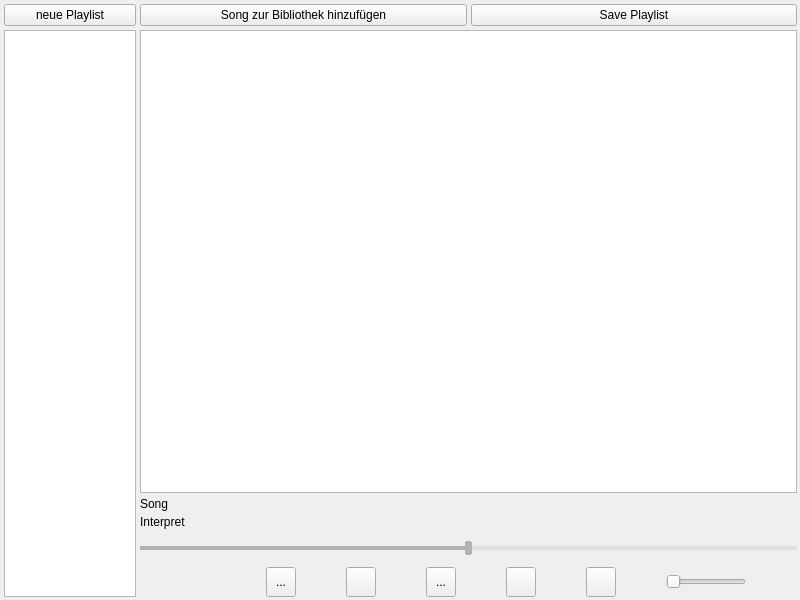
This is mainwindow.ui in mishale/MP3Player-Qt as Qt 5 draws it before an edit. The edited form follows.
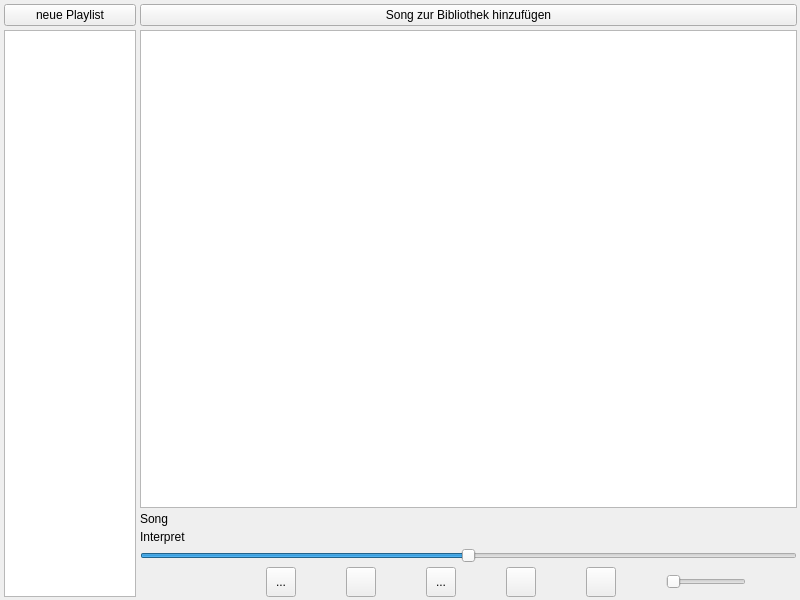
This is the edited form. Icons and pictures are not drawn.

Patch:
```diff
--- a/mainwindow.ui
+++ b/mainwindow.ui
@@ -73,7 +73,10 @@
           <number>4</number>
          </property>
          <item>
-          <layout class="QHBoxLayout" name="horizontalLayout">
+          <layout class="QHBoxLayout" name="horizontalLayout" stretch="10">
+           <property name="spacing">
+            <number>4</number>
+           </property>
            <item>
             <widget class="QPushButton" name="selectDirButton">
              <property name="text">
@@ -81,23 +84,14 @@
              </property>
             </widget>
            </item>
-           <item>
-            <widget class="QPushButton" name="saveButton">
-             <property name="sizePolicy">
-              <sizepolicy hsizetype="Minimum" vsizetype="Fixed">
-               <horstretch>0</horstretch>
-               <verstretch>0</verstretch>
-              </sizepolicy>
-             </property>
-             <property name="text">
-              <string>Save Playlist</string>
-             </property>
-            </widget>
-           </item>
           </layout>
          </item>
          <item>
-          <widget class="QListWidget" name="songList"/>
+          <widget class="QListWidget" name="songList">
+           <property name="styleSheet">
+            <string notr="true"/>
+           </property>
+          </widget>
          </item>
         </layout>
        </item>
@@ -118,46 +112,7 @@
        <item>
         <widget class="QSlider" name="progressBar">
          <property name="styleSheet">
-          <string notr="true">QSlider {
-    height: 30px;
-    height: 30px;
-}
-
-/* Groove: Slider Spur */
-QSlider::groove {
-    border: 1px solid #999999;
-    background: #E0E0E0;
-    height: 2px;
-    border-radius: 4px;
-}
-
-/* Groove: Ding zum Sliden */
-QSlider::handle {
-    background: #B2B2B2;
-    border: 1px solid #B2B2B2;
-    width: 5px;
-    height: 20px;
-    margin: -6px 0;
-    border-radius: 2px;
-}
-
-QSlider::handle:hover {
-    background: #5B5C5D;
-    border: 1px solid #5B5C5D;
-}
-
-/* Add-page: rechte Seite vom Slider */
-QSlider::add-page {
-    background: #E0E0E0;
-    border-radius: 4px;
-}
-
-/* Add-page: linke Seite vom Slider */
-QSlider::sub-page {
-    background: #B2B2B2;
-    border-radius: 4px;
-}
-</string>
+          <string notr="true"/>
          </property>
          <property name="maximum">
           <number>100</number>
```
